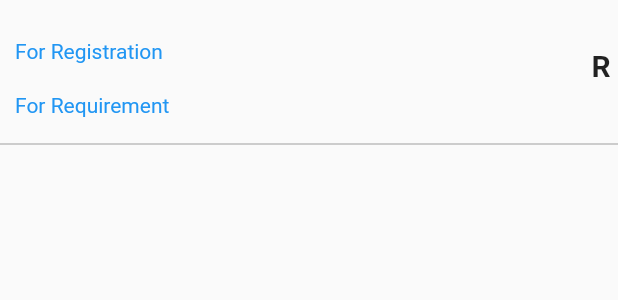
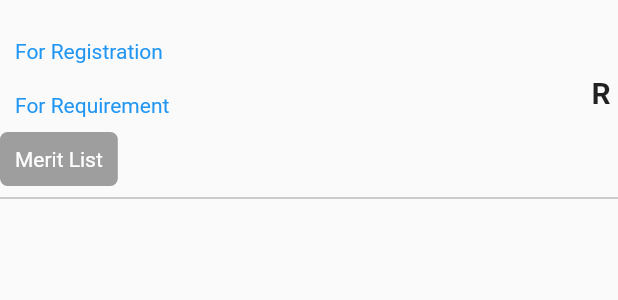
Before and after one commit to yasirmehmood34500/university_ranking, a Flutter app: the UniversityListTile widget shown alone on an empty page, opened directly with empty values, on a phone screen of 412 x 824 dp. Shown: the top 300 px of the screen. Run offline on Flutter 3.47's test engine with Material 2 defaults, Android fonts, the light colour scheme and no system bars; our stand-ins replace shared_preferences; accounts and stored records are empty; network calls fail.

Commit message:
merit list
merit list

```diff
--- a/lib/Models/university_list_model.dart
+++ b/lib/Models/university_list_model.dart
@@ -4,11 +4,9 @@
 
 import 'dart:convert';
 
-UniversityListModel universityListModelFromJson(String str) =>
-    UniversityListModel.fromJson(json.decode(str));
+UniversityListModel universityListModelFromJson(String str) => UniversityListModel.fromJson(json.decode(str));
 
-String universityListModelToJson(UniversityListModel data) =>
-    json.encode(data.toJson());
+String universityListModelToJson(UniversityListModel data) => json.encode(data.toJson());
 
 class UniversityListModel {
     UniversityListModel({
@@ -21,12 +19,10 @@ class UniversityListModel {
     String? message;
     List<Result>? result;
 
-  factory UniversityListModel.fromJson(Map<String, dynamic> json) =>
-      UniversityListModel(
+    factory UniversityListModel.fromJson(Map<String, dynamic> json) => UniversityListModel(
         status: json["status"],
         message: json["message"],
-        result:
-            List<Result>.from(json["result"].map((x) => Result.fromJson(x))),
+        result: List<Result>.from(json["result"].map((x) => Result.fromJson(x))),
     );
 
     Map<String, dynamic> toJson() => {
@@ -43,7 +39,7 @@ class Result {
         this.ranking,
         this.registerLink,
         this.requirementLink,
-    this.createAt,
+        this.meritResult,
     });
 
     String? id;
@@ -51,7 +47,7 @@ class Result {
     String? ranking;
     String? registerLink;
     String? requirementLink;
-  DateTime? createAt;
+    List<MeritResult>? meritResult;
 
     factory Result.fromJson(Map<String, dynamic> json) => Result(
         id: json["id"],
@@ -59,7 +55,7 @@ class Result {
         ranking: json["ranking"],
         registerLink: json["register_link"],
         requirementLink: json["requirement_link"],
-        createAt: DateTime.parse(json["create_at"]),
+        meritResult: List<MeritResult>.from(json["merit_result"].map((x) => MeritResult.fromJson(x))),
     );
 
     Map<String, dynamic> toJson() => {
@@ -68,6 +64,42 @@ class Result {
         "ranking": ranking,
         "register_link": registerLink,
         "requirement_link": requirementLink,
-        "create_at": createAt,
+        "merit_result": List<dynamic>.from(meritResult!.map((x) => x.toJson())),
     };
 }
+
+class MeritResult {
+    MeritResult({
+        this.id,
+        this.universityId,
+        this.deptName,
+        this.lastMerit,
+        this.lastMeritUrl,
+        this.entryTest,
+    });
+
+    String? id;
+    String? universityId;
+    String? deptName;
+    String? lastMerit;
+    String? lastMeritUrl;
+    String? entryTest;
+
+    factory MeritResult.fromJson(Map<String, dynamic> json) => MeritResult(
+        id: json["id"],
+        universityId: json["university_id"],
+        deptName: json["dept_name"],
+        lastMerit: json["last_merit"],
+        lastMeritUrl: json["last_merit_url"],
+        entryTest: json["entry_test"],
+    );
+
+    Map<String, dynamic> toJson() => {
+        "id": id,
+        "university_id": universityId,
+        "dept_name": deptName,
+        "last_merit": lastMerit,
+        "last_merit_url": lastMeritUrl,
+        "entry_test": entryTest,
+    };
+}
--- a/lib/Screens/uni_list.dart
+++ b/lib/Screens/uni_list.dart
@@ -6,6 +6,8 @@ import '/Components/my_drawer_app.dart';
 import '/Models/university_list_model.dart';
 import '/Providers/university_list_provider.dart';
 import 'package:url_launcher/link.dart';
+
+import 'merit_list.dart';
 
 class UniList extends StatefulWidget {
   const UniList({Key? key}) : super(key: key);
@@ -62,6 +64,8 @@ class _UniListState extends State<UniList> {
                           registerLink: universityList[index].registerLink,
                           requirementLink:
                               universityList[index].requirementLink,
+                          index: index,
+                          meritResult: universityList[index].meritResult,
                         );
                       })
                   : Center(
@@ -73,19 +77,23 @@ class _UniListState extends State<UniList> {
 }
 
 class UniversityListTile extends StatelessWidget {
+  final int? index;
   final String? id;
   final String? name;
   final String? ranking;
   final String? registerLink;
   final String? requirementLink;
-  const UniversityListTile(
-      {Key? key,
-      this.id,
-      this.name,
-      this.ranking,
-      this.registerLink,
-      this.requirementLink})
-      : super(key: key);
+  final List<MeritResult>? meritResult;
+  const UniversityListTile({
+    Key? key,
+    this.id,
+    this.name,
+    this.ranking,
+    this.registerLink,
+    this.requirementLink,
+    this.index,
+    this.meritResult,
+  }) : super(key: key);
 
   @override
   Widget build(BuildContext context) {
@@ -133,6 +141,35 @@ class UniversityListTile extends StatelessWidget {
                   ),
                 ),
               ),
+              Container(
+                decoration: BoxDecoration(
+                  color: Colors.grey,
+                  borderRadius: BorderRadius.all(Radius.circular(5)),
+                ),
+                padding: EdgeInsets.all(
+                  10,
+                ),
+                child: GestureDetector(
+                  onTap: () {
+                    Navigator.push(
+                      context,
+                      MaterialPageRoute(
+                        builder: (BuildContext context) => MeritList(
+                          uniIndex: index,
+                          uniId: id,
+                          meritResult: meritResult,
+                        ),
+                      ),
+                    );
+                  },
+                  child: Text(
+                    "Merit List",
+                    style: TextStyle(
+                      color: Colors.white,
+                    ),
+                  ),
+                ),
+              ),
             ],
           ),
           Column(
```
Also changed, not shown: lib/Screens/merit_list.dart (added, +127 -0 lines). Lines whose indentation alone changed are shown as unchanged.
